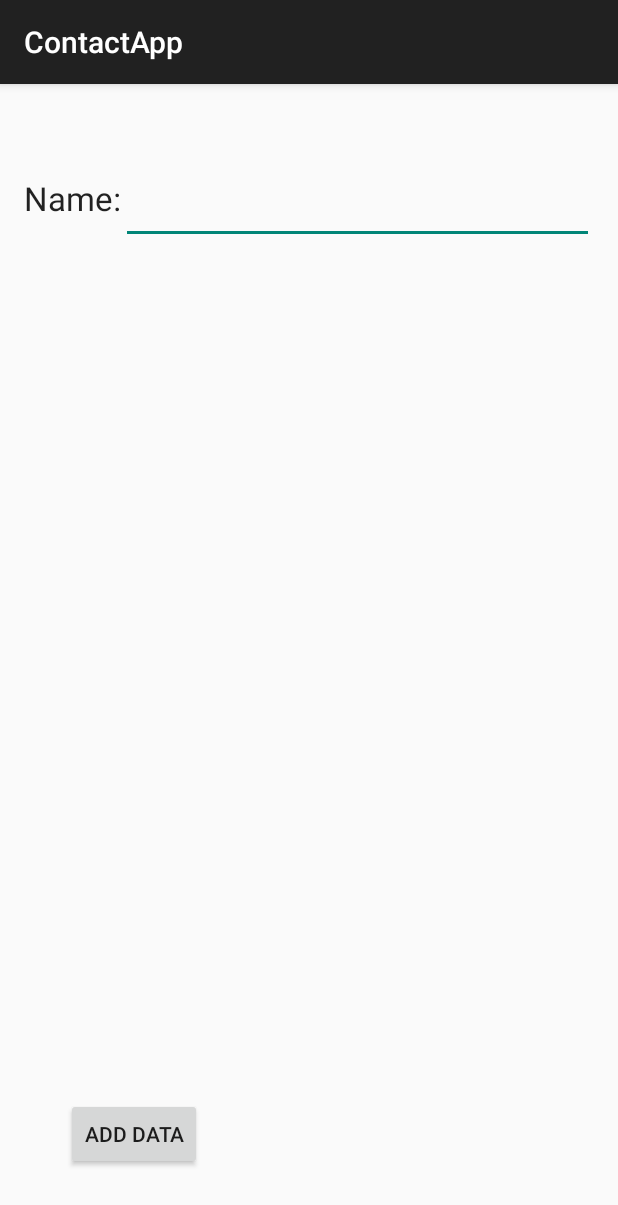
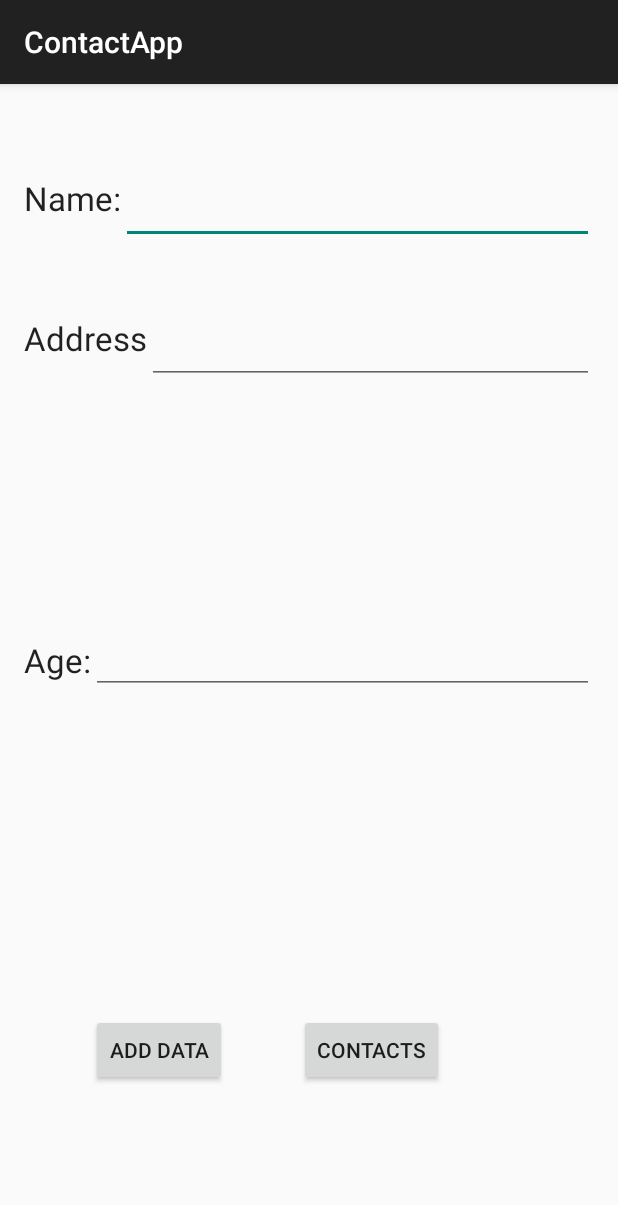
Before and after one commit to n3jacobson/MyContactAppP1_2017, an Android app: the screen it shows after launch (MainActivity), on a phone screen of 412 x 824 dp. Shown: the top 1205 px of the screen. Run offline under Robolectric (Android 15) with nearby library versions, the phone set to English and light mode, and no system bars.

Commit message:
Adds additional fields to the app

```diff
--- a/ContactApp/app/src/main/java/com/example/jacobsonn1604/contactapp/DataBaseHelper.java
+++ b/ContactApp/app/src/main/java/com/example/jacobsonn1604/contactapp/DataBaseHelper.java
@@ -1,5 +1,6 @@
 package com.example.jacobsonn1604.contactapp;
 
+import android.content.ContentValues;
 import android.content.Context;
 import android.database.sqlite.SQLiteDatabase;
 import android.database.sqlite.SQLiteOpenHelper;
@@ -13,6 +14,8 @@ public class DataBaseHelper extends SQLiteOpenHelper{
     public static final String TABLE_NAME = "Contact_Table";
     public static final String COL_1 = "ID";
     public static final String COL_2 = "Name";
+    public static final String COL_3 = "Address";
+    public static final String COL_4 = "Age";
 
 
     public DataBaseHelper(Context context) {
@@ -21,7 +24,7 @@ public class DataBaseHelper extends SQLiteOpenHelper{
 
     @Override
     public void onCreate(SQLiteDatabase db) {
-        db.execSQL("CREATE TABLE " + TABLE_NAME + " (ID INTEGER PRIMARY KEY AUTOINCREMENT, NAME TEXT)");
+        db.execSQL("CREATE TABLE " + TABLE_NAME + " (ID INTEGER PRIMARY KEY AUTOINCREMENT, NAME TEXT, ADDRESS TEXT, AGE TEXT)");
     }
 
     @Override
@@ -29,4 +32,17 @@ public class DataBaseHelper extends SQLiteOpenHelper{
         db.execSQL("DROP TABLE IF EXISTS " + TABLE_NAME);
         onCreate(db);
     }
+
+    public boolean insertData(String name, String address, String age){
+        SQLiteDatabase db = this.getWritableDatabase();
+        ContentValues contentValues = new ContentValues();
+        contentValues.put(COL_2, name);
+        contentValues.put(COL_3,address);
+        contentValues.put(COL_4,age);
+        long result = db.insert(TABLE_NAME,null,contentValues);
+        if(result == -1){
+            return false;
+        }
+        else return true;
+    }
 }
--- a/ContactApp/app/src/main/java/com/example/jacobsonn1604/contactapp/MainActivity.java
+++ b/ContactApp/app/src/main/java/com/example/jacobsonn1604/contactapp/MainActivity.java
@@ -3,8 +3,10 @@ package com.example.jacobsonn1604.contactapp;
 import android.support.v7.app.ActionBarActivity;
 import android.os.Bundle;
 import android.support.v7.app.AppCompatActivity;
+import android.util.Log;
 import android.view.Menu;
 import android.view.MenuItem;
+import android.view.View;
 import android.widget.Button;
 import android.widget.EditText;
 
@@ -13,6 +15,8 @@ public class MainActivity extends AppCompatActivity{
 
     DataBaseHelper myDb;
     EditText editName;
+    EditText editAddress;
+    EditText editAge;
     Button btnAddData;
 
     @Override
@@ -21,5 +25,22 @@ public class MainActivity extends AppCompatActivity{
         setContentView(R.layout.activity_main);
 
         myDb = new DataBaseHelper(this);
+
+        editName = (EditText) findViewById(R.id.editText_name);
+        editAddress = (EditText) findViewById(R.id.editText_address);
+        editAge = (EditText) findViewById(R.id.editText_age);
+
+    }
+
+    public void addData(View v){
+        boolean isInserted = myDb.insertData(editName.getText().toString(),editAddress.getText().toString(),editAge.getText().toString());
+        if(isInserted == true){
+            //Create toast message to user indicating data inserted correctly
+            Log.d("MyContact","Data insertion successful");
+        }
+        else{
+            //Create toast message to user indicating data inserted incorrectly
+            Log.d("MyContact", "Data insertion NOT successful");
+        }
     }
 }
--- a/ContactApp/app/src/main/res/layout/activity_main.xml
+++ b/ContactApp/app/src/main/res/layout/activity_main.xml
@@ -31,11 +31,62 @@
         android:layout_height="wrap_content"
         android:text="Add Data"
         android:id="@+id/button_add"
-        android:layout_marginLeft="28dp"
-        android:layout_marginStart="28dp"
-        android:layout_marginBottom="28dp"
+        android:onClick="addData"
         android:layout_alignParentBottom="true"
+        android:layout_toRightOf="@+id/textView3"
+        android:layout_toEndOf="@+id/textView3"
+        android:layout_marginBottom="84dp" />
+
+    <TextView
+        android:layout_width="wrap_content"
+        android:layout_height="wrap_content"
+        android:textAppearance="?android:attr/textAppearanceLarge"
+        android:text="Address"
+        android:id="@+id/textView2"
+        android:layout_below="@+id/editText_name"
+        android:layout_alignParentLeft="true"
+        android:layout_alignParentStart="true"
+        android:layout_marginTop="48dp" />
+
+    <EditText
+        android:layout_width="wrap_content"
+        android:layout_height="wrap_content"
+        android:id="@+id/editText_address"
+        android:layout_alignTop="@+id/textView2"
+        android:layout_alignParentRight="true"
+        android:layout_alignParentEnd="true"
+        android:layout_toEndOf="@+id/textView2"
+        android:layout_toRightOf="@+id/textView2" />
+
+    <TextView
+        android:layout_width="wrap_content"
+        android:layout_height="wrap_content"
+        android:textAppearance="?android:attr/textAppearanceLarge"
+        android:text="Age:"
+        android:id="@+id/textView3"
+        android:layout_centerVertical="true"
         android:layout_alignParentLeft="true"
         android:layout_alignParentStart="true" />
 
+    <EditText
+        android:layout_width="wrap_content"
+        android:layout_height="wrap_content"
+        android:id="@+id/editText_age"
+        android:layout_centerVertical="true"
+        android:layout_toRightOf="@+id/textView3"
+        android:layout_alignRight="@+id/editText_name"
+        android:layout_alignEnd="@+id/editText_name" />
+
+    <Button
+        android:layout_width="wrap_content"
+        android:layout_height="wrap_content"
+        android:text="Contacts"
+        android:id="@+id/button_getContacts"
+        android:onClick="addData"
+        android:layout_alignTop="@+id/button_add"
+        android:layout_toRightOf="@+id/button_add"
+        android:layout_toEndOf="@+id/button_add"
+        android:layout_marginLeft="48dp"
+        android:layout_marginStart="48dp" />
+
 </RelativeLayout>
```
